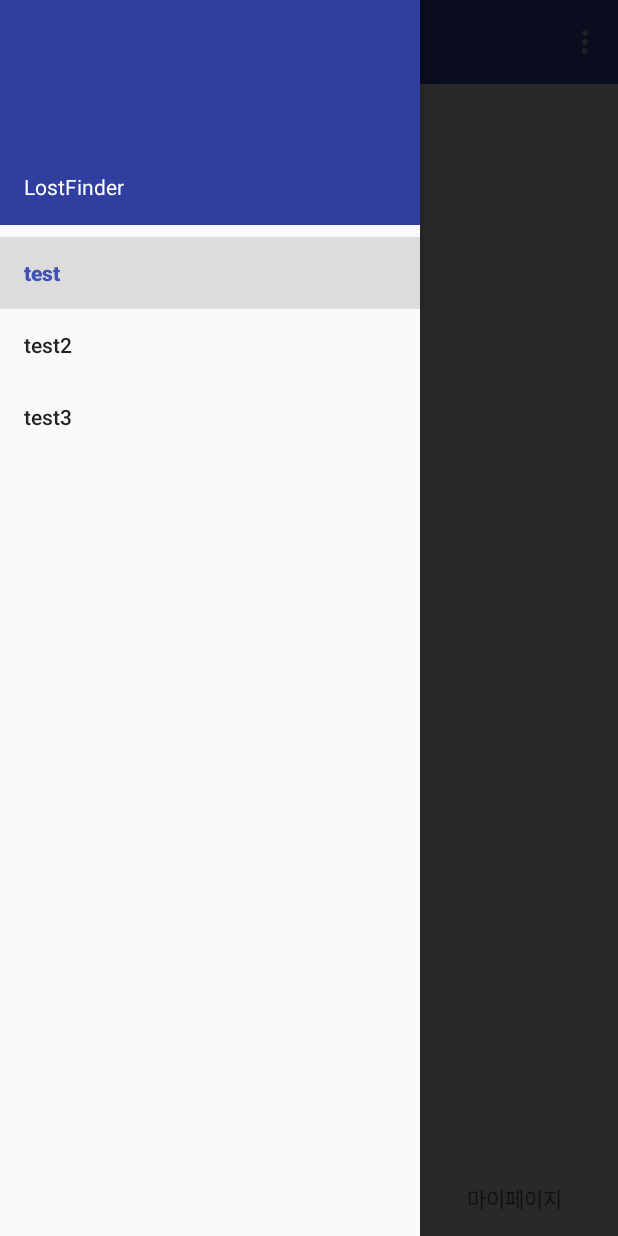
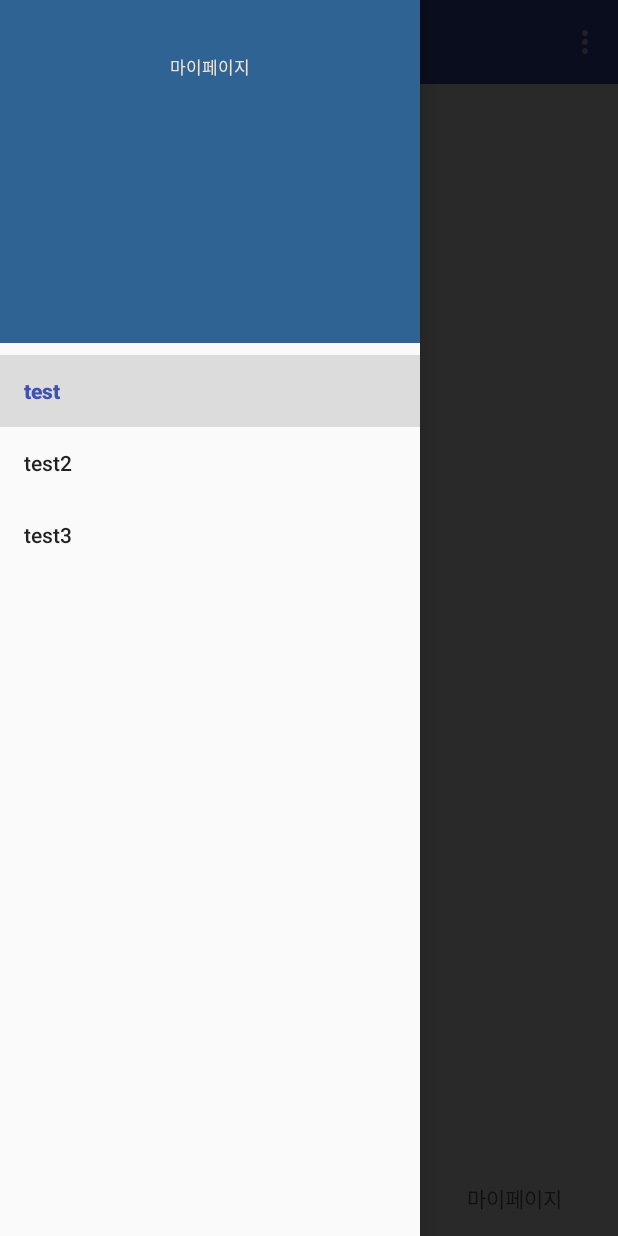
Before and after one commit to SoBsch/LOSTFINDER, an Android app: the MainActivity screen opened directly, with no data from a screen before it, with the side drawer open, on a phone screen of 412 x 824 dp. Run offline under Robolectric (Android 15) with nearby library versions, the phone set to English and light mode, and no system bars.

Commit message:
#Add header
* 마이페이지 텍스트 수정
* header  전체 높이값 변경

```diff
--- a/app/src/main/res/layout/drawer_header.xml
+++ b/app/src/main/res/layout/drawer_header.xml
@@ -1,17 +1,19 @@
 <?xml version="1.0" encoding="utf-8"?>
-<LinearLayout xmlns:android="http://schemas.android.com/apk/res/android"
-    android:orientation="vertical"
+<android.support.constraint.ConstraintLayout xmlns:android="http://schemas.android.com/apk/res/android"
+    xmlns:app="http://schemas.android.com/apk/res-auto"
     android:layout_width="match_parent"
-    android:layout_height="150dp"
-    android:background="?attr/colorPrimaryDark"
-    android:padding="16dp"
-    android:theme="@style/ThemeOverlay.AppCompat.Dark"
-    android:gravity="bottom">
+    android:layout_height="228.7dp"
+    android:background="@color/drawer_header_background">
 
     <TextView
-        android:layout_width="match_parent"
+        android:layout_width="wrap_content"
         android:layout_height="wrap_content"
-        android:text="LostFinder"
-        android:textAppearance="@style/TextAppearance.AppCompat.Body1"/>
+        android:layout_marginTop="36.3dp"
+        android:text="마이페이지"
+        android:textColor="#f1e6d5"
+        android:textSize="11sp"
+        app:layout_constraintEnd_toEndOf="parent"
+        app:layout_constraintStart_toStartOf="parent"
+        app:layout_constraintTop_toTopOf="parent" />
 
-</LinearLayout>
+</android.support.constraint.ConstraintLayout>
--- a/app/src/main/res/values/colors.xml
+++ b/app/src/main/res/values/colors.xml
@@ -9,4 +9,5 @@
 
     <color name="login_background">#f1e6d5</color>
     <color name="login_tint">#3f9df4</color>
+    <color name="drawer_header_background">#2f6394</color>
 </resources>
```
